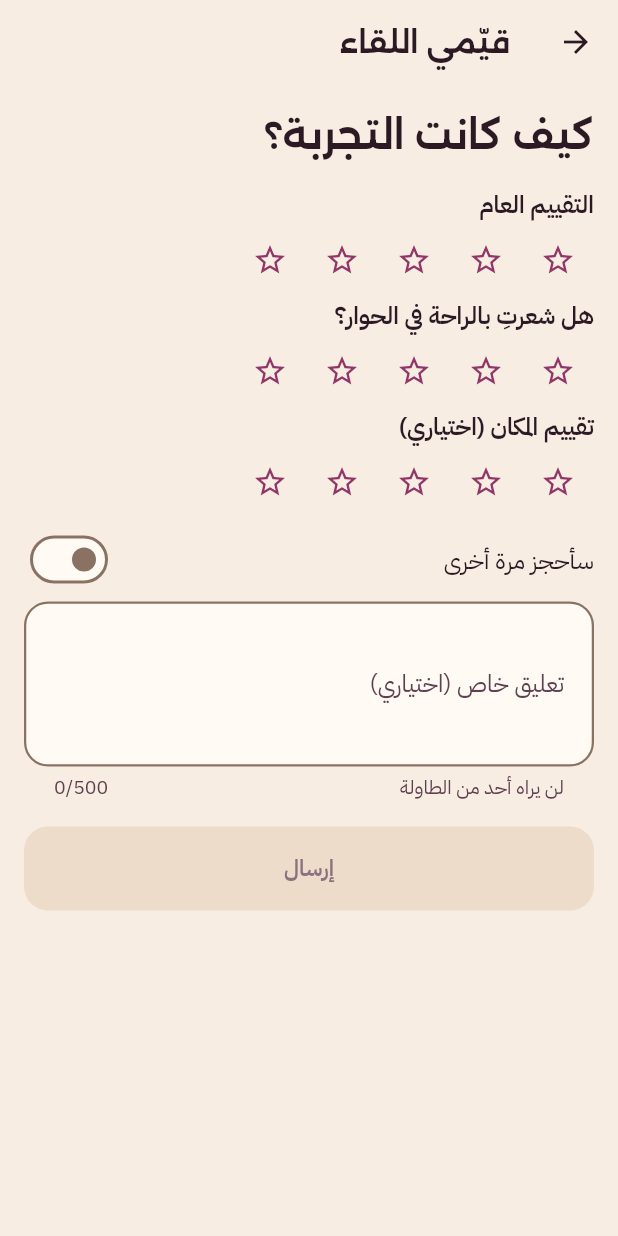
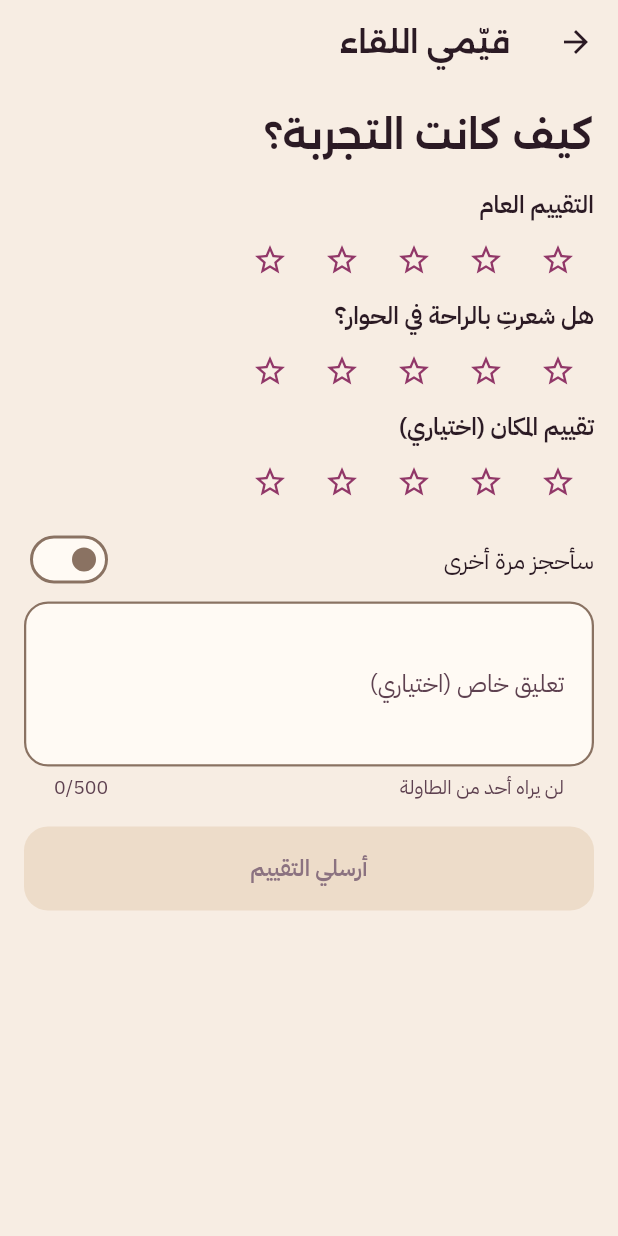
Before and after one commit to NayQtr/RightTime, a Flutter app: the FeedbackScreen screen opened directly with empty values, on a phone screen of 412 x 824 dp. Run offline on Flutter 3.47's test engine with Material 3 defaults, Android fonts, the phone set to English and light mode, and no system bars; our stand-ins replace audioplayers, flutter_secure_storage, go_router, local_auth, sentry_flutter, shared_preferences; accounts and stored records are empty.

Commit message:
App: the feedback button says what it sends
Co-Authored-By: Claude Opus 5.5 <noreply@anthropic.com>
Claude-Session: https://claude.ai/code/session_01FEXgDqNsHx3oP1pnWG1BkE

```diff
--- a/qatar/app/lib/ui/meetups/feedback_screen.dart
+++ b/qatar/app/lib/ui/meetups/feedback_screen.dart
@@ -154,7 +154,7 @@ class _FeedbackScreenState extends State<FeedbackScreen> {
                 TextField(key: const Key('comment'), controller: _comment, maxLength: 500, maxLines: 3, decoration: InputDecoration(labelText: t.commentLabel, helperText: t.commentHelp)),
                 if (error != null) ...[const SizedBox(height: HzSpace.s3), ErrorBanner(error!)],
                 const SizedBox(height: HzSpace.s4),
-                Press(child: FilledButton(key: const Key('send-feedback'), onPressed: overall == null || comfort == null || busy ? null : _send, child: BusyLabel(busy: busy, child: Text(t.send)))),
+                Press(child: FilledButton(key: const Key('send-feedback'), onPressed: overall == null || comfort == null || busy ? null : _send, child: BusyLabel(busy: busy, child: Text(t.sendRating)))),
               ]),
       ),
     );
```
